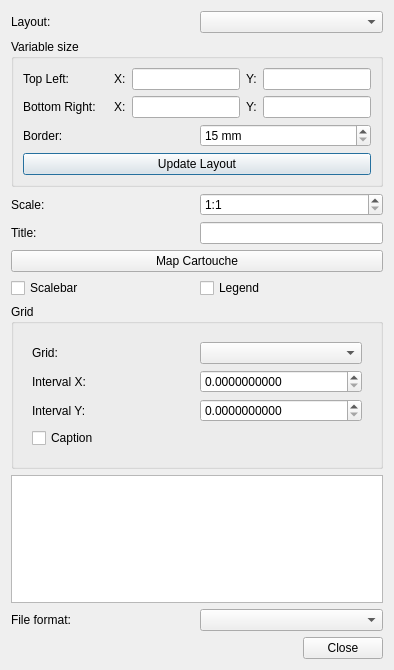
The window that vbsprint/ui/printdialog.ui (kadas-albireo/kadas-print-plugin) describes before a commit, drawn with Qt 5.
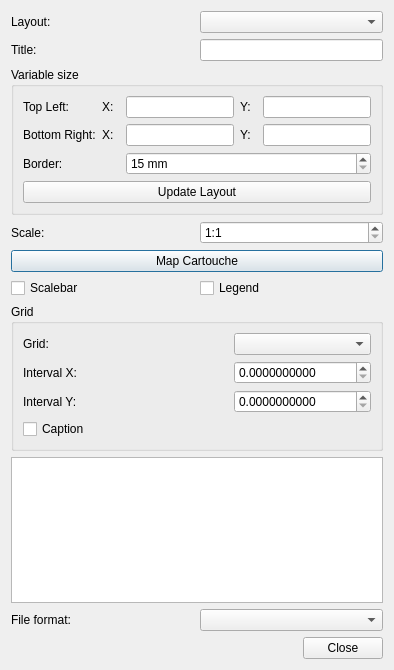
The same window after the commit. Icons and pictures are not drawn. Custom widgets are drawn as their Qt base class.

Diff of the .ui file:
```diff
--- a/vbsprint/ui/printdialog.ui
+++ b/vbsprint/ui/printdialog.ui
@@ -18,23 +18,104 @@
     <normaloff/>
    </iconset>
   </property>
-  <layout class="QVBoxLayout" name="verticalLayout">
+  <layout class="QGridLayout" name="gridLayout">
+   <item row="6" column="0" colspan="2">
+    <layout class="QHBoxLayout" name="scalebarLegendWidget">
    <item>
-    <layout class="QHBoxLayout" name="horizontalLayout_2">
-     <item>
-      <widget class="QLabel" name="label_composers">
+      <widget class="QCheckBox" name="checkBox_scalebar">
        <property name="text">
-        <string>Layout:</string>
+        <string>Scalebar</string>
        </property>
       </widget>
      </item>
      <item>
+      <widget class="QCheckBox" name="checkBox_legend">
+       <property name="text">
+        <string>Legend</string>
+       </property>
+      </widget>
+     </item>
+    </layout>
+   </item>
+   <item row="5" column="0" colspan="2">
+    <widget class="QPushButton" name="caseButton">
+     <property name="text">
+      <string>Map Cartouche</string>
+     </property>
+    </widget>
+   </item>
+   <item row="0" column="1">
       <widget class="QComboBox" name="comboBox_composers"/>
      </item>
-    </layout>
+   <item row="7" column="0" colspan="2">
+    <widget class="QgsCollapsibleGroupBox" name="gridGB">
+     <property name="title">
+      <string>Grid</string>
+     </property>
+     <layout class="QGridLayout" name="gridLayout_3">
+      <item row="0" column="2">
+       <widget class="QComboBox" name="comboBox_crs"/>
+      </item>
+      <item row="0" column="0">
+       <widget class="QLabel" name="label_15">
+        <property name="text">
+         <string>Grid:</string>
+        </property>
+       </widget>
+      </item>
+      <item row="2" column="2">
+       <widget class="QDoubleSpinBox" name="spinBox_intervaly">
+        <property name="decimals">
+         <number>10</number>
+        </property>
+        <property name="maximum">
+         <double>9999999.990000000223517</double>
+        </property>
+       </widget>
+      </item>
+      <item row="1" column="0">
+       <widget class="QLabel" name="label_2">
+        <property name="text">
+         <string>Interval X:</string>
+        </property>
+       </widget>
+      </item>
+      <item row="3" column="0" colspan="3">
+       <widget class="QCheckBox" name="checkBox_caption">
+        <property name="text">
+         <string>Caption</string>
+        </property>
+       </widget>
+      </item>
+      <item row="1" column="2">
+       <widget class="QDoubleSpinBox" name="spinBox_intervalx">
+        <property name="decimals">
+         <number>10</number>
+        </property>
+        <property name="maximum">
+         <double>9999999.990000000223517</double>
+        </property>
+       </widget>
+      </item>
+      <item row="2" column="0">
+       <widget class="QLabel" name="label_3">
+        <property name="text">
+         <string>Interval Y:</string>
+        </property>
+       </widget>
+      </item>
+     </layout>
+    </widget>
    </item>
-   <item>
-    <widget class="QgsCollapsibleGroupBoxBasic" name="coordinateGB">
+   <item row="3" column="0">
+    <widget class="QLabel" name="label">
+     <property name="text">
+      <string>Scale:</string>
+     </property>
+    </widget>
+   </item>
+   <item row="2" column="0" colspan="2">
+    <widget class="QgsCollapsibleGroupBox" name="coordinateGB">
      <property name="title">
       <string>Variable size</string>
      </property>
@@ -47,49 +128,49 @@
      <property name="checked">
       <bool>false</bool>
      </property>
-     <layout class="QVBoxLayout" name="verticalLayout_6">
-      <item>
-       <layout class="QHBoxLayout" name="horizontalLayout_11">
-        <item>
+     <layout class="QGridLayout" name="gridLayout_2">
+      <item row="0" column="0">
          <widget class="QLabel" name="label_4">
           <property name="text">
            <string>Top Left:</string>
           </property>
          </widget>
         </item>
-        <item>
-         <layout class="QHBoxLayout" name="horizontalLayout_9">
-          <item>
-           <widget class="QLabel" name="label_6">
-            <property name="sizePolicy">
-             <sizepolicy hsizetype="Minimum" vsizetype="Preferred">
-              <horstretch>0</horstretch>
-              <verstretch>0</verstretch>
-             </sizepolicy>
-            </property>
-            <property name="text">
-             <string>X:</string>
-            </property>
-           </widget>
-          </item>
-          <item>
-           <widget class="QLineEdit" name="xleftLE">
-            <property name="sizePolicy">
-             <sizepolicy hsizetype="Preferred" vsizetype="Fixed">
-              <horstretch>0</horstretch>
-              <verstretch>0</verstretch>
-             </sizepolicy>
-            </property>
-           </widget>
-          </item>
-          <item>
+      <item row="0" column="3">
            <widget class="QLabel" name="label_7">
             <property name="text">
              <string>Y:</string>
             </property>
            </widget>
           </item>
-          <item>
+      <item row="0" column="2">
+       <widget class="QLineEdit" name="xleftLE">
+        <property name="sizePolicy">
+         <sizepolicy hsizetype="Preferred" vsizetype="Fixed">
+          <horstretch>0</horstretch>
+          <verstretch>0</verstretch>
+         </sizepolicy>
+        </property>
+       </widget>
+      </item>
+      <item row="1" column="1">
+       <widget class="QLabel" name="label_9">
+        <property name="text">
+         <string>X:</string>
+        </property>
+       </widget>
+      </item>
+      <item row="1" column="4">
+       <widget class="QLineEdit" name="ybottomLE">
+        <property name="sizePolicy">
+         <sizepolicy hsizetype="Preferred" vsizetype="Fixed">
+          <horstretch>0</horstretch>
+          <verstretch>0</verstretch>
+         </sizepolicy>
+        </property>
+       </widget>
+      </item>
+      <item row="0" column="4">
            <widget class="QLineEdit" name="ytopLE">
             <property name="sizePolicy">
              <sizepolicy hsizetype="Preferred" vsizetype="Fixed">
@@ -99,69 +180,58 @@
             </property>
            </widget>
           </item>
-         </layout>
-        </item>
-       </layout>
-      </item>
-      <item>
-       <layout class="QHBoxLayout" name="horizontalLayout_12">
-        <item>
+      <item row="1" column="0">
          <widget class="QLabel" name="label_5">
           <property name="text">
            <string>Bottom Right:</string>
           </property>
          </widget>
         </item>
-        <item>
-         <layout class="QHBoxLayout" name="horizontalLayout_10">
-          <item>
-           <widget class="QLabel" name="label_9">
-            <property name="text">
-             <string>X:</string>
-            </property>
-           </widget>
-          </item>
-          <item>
-           <widget class="QLineEdit" name="xrightLE">
-            <property name="sizePolicy">
-             <sizepolicy hsizetype="Preferred" vsizetype="Fixed">
-              <horstretch>0</horstretch>
-              <verstretch>0</verstretch>
-             </sizepolicy>
-            </property>
-           </widget>
-          </item>
-          <item>
+      <item row="1" column="3">
            <widget class="QLabel" name="label_8">
             <property name="text">
              <string>Y:</string>
             </property>
            </widget>
           </item>
-          <item>
-           <widget class="QLineEdit" name="ybottomLE">
-            <property name="sizePolicy">
-             <sizepolicy hsizetype="Preferred" vsizetype="Fixed">
-              <horstretch>0</horstretch>
-              <verstretch>0</verstretch>
-             </sizepolicy>
-            </property>
-           </widget>
-          </item>
-         </layout>
-        </item>
-       </layout>
-      </item>
-      <item>
-       <layout class="QHBoxLayout" name="horizontalLayout_13">
-        <item>
+      <item row="2" column="0">
          <widget class="QLabel" name="label_10">
           <property name="text">
            <string>Border:</string>
           </property>
          </widget>
         </item>
-        <item>
+      <item row="0" column="1">
+       <widget class="QLabel" name="label_6">
+        <property name="sizePolicy">
+         <sizepolicy hsizetype="Minimum" vsizetype="Preferred">
+          <horstretch>0</horstretch>
+          <verstretch>0</verstretch>
+         </sizepolicy>
+        </property>
+        <property name="text">
+         <string>X:</string>
+        </property>
+       </widget>
+      </item>
+      <item row="1" column="2">
+       <widget class="QLineEdit" name="xrightLE">
+        <property name="sizePolicy">
+         <sizepolicy hsizetype="Preferred" vsizetype="Fixed">
+          <horstretch>0</horstretch>
+          <verstretch>0</verstretch>
+         </sizepolicy>
+        </property>
+       </widget>
+      </item>
+      <item row="3" column="0" colspan="5">
+       <widget class="QPushButton" name="coordinateButton">
+        <property name="text">
+         <string>Update Layout</string>
+        </property>
+       </widget>
+      </item>
+      <item row="2" column="2" colspan="3">
          <widget class="QDoubleSpinBox" name="borderSB">
           <property name="suffix">
            <string> mm</string>
@@ -178,27 +248,16 @@
          </widget>
         </item>
        </layout>
-      </item>
-      <item>
-       <widget class="QPushButton" name="coordinateButton">
-        <property name="text">
-         <string>Update Layout</string>
-        </property>
-       </widget>
-      </item>
-     </layout>
-    </widget>
-   </item>
-   <item>
-    <layout class="QHBoxLayout" name="horizontalLayout_3">
-     <item>
-      <widget class="QLabel" name="label">
+    </widget>
+   </item>
+   <item row="0" column="0">
+    <widget class="QLabel" name="label_composers">
        <property name="text">
-        <string>Scale:</string>
+      <string>Layout:</string>
        </property>
       </widget>
      </item>
-     <item>
+   <item row="3" column="1">
       <widget class="QSpinBox" name="spinBoxScale">
        <property name="prefix">
         <string notr="true">1:</string>
@@ -214,163 +273,10 @@
        </property>
       </widget>
      </item>
-    </layout>
-   </item>
-   <item>
-    <layout class="QHBoxLayout" name="horizontalLayout_7">
-     <item>
-      <widget class="QLabel" name="label_14">
-       <property name="text">
-        <string>Title:</string>
-       </property>
-      </widget>
-     </item>
-     <item>
-      <widget class="QLineEdit" name="titleLE">
-       <property name="sizePolicy">
-        <sizepolicy hsizetype="Preferred" vsizetype="Fixed">
-         <horstretch>0</horstretch>
-         <verstretch>0</verstretch>
-        </sizepolicy>
-       </property>
-      </widget>
-     </item>
-    </layout>
-   </item>
-   <item>
-    <widget class="QPushButton" name="caseButton">
-     <property name="text">
-      <string>Map Cartouche</string>
-     </property>
-    </widget>
-   </item>
-   <item>
-    <layout class="QHBoxLayout" name="horizontalLayout">
-     <item>
-      <widget class="QCheckBox" name="checkBox_scalebar">
-       <property name="text">
-        <string>Scalebar</string>
-       </property>
-      </widget>
-     </item>
-     <item>
-      <widget class="QCheckBox" name="checkBox_legend">
-       <property name="text">
-        <string>Legend</string>
-       </property>
-      </widget>
-     </item>
-    </layout>
-   </item>
-   <item>
-    <widget class="QgsCollapsibleGroupBoxBasic" name="gridGB">
-     <property name="title">
-      <string>Grid</string>
-     </property>
-     <layout class="QVBoxLayout" name="verticalLayout_4">
-      <item>
-       <widget class="QFrame" name="frame">
-        <property name="frameShape">
-         <enum>QFrame::NoFrame</enum>
-        </property>
-        <property name="frameShadow">
-         <enum>QFrame::Plain</enum>
-        </property>
-        <property name="lineWidth">
-         <number>0</number>
-        </property>
-        <layout class="QVBoxLayout" name="verticalLayout_3">
-         <item>
-          <layout class="QVBoxLayout" name="verticalLayout_2">
-           <item>
-            <layout class="QHBoxLayout" name="horizontalLayout_6">
-             <item>
-              <widget class="QLabel" name="label_15">
-               <property name="text">
-                <string>Grid:</string>
-               </property>
-              </widget>
-             </item>
-             <item>
-              <widget class="QComboBox" name="comboBox_crs"/>
-             </item>
-            </layout>
-           </item>
-           <item>
-            <layout class="QHBoxLayout" name="horizontalLayout_5">
-             <item>
-              <widget class="QLabel" name="label_2">
-               <property name="text">
-                <string>Interval X:</string>
-               </property>
-              </widget>
-             </item>
-             <item>
-              <widget class="QDoubleSpinBox" name="spinBox_intervalx">
-               <property name="decimals">
-                <number>10</number>
-               </property>
-               <property name="maximum">
-                <double>9999999.990000000223517</double>
-               </property>
-              </widget>
-             </item>
-            </layout>
-           </item>
-           <item>
-            <layout class="QHBoxLayout" name="horizontalLayout_8">
-             <item>
-              <widget class="QLabel" name="label_3">
-               <property name="text">
-                <string>Interval Y:</string>
-               </property>
-              </widget>
-             </item>
-             <item>
-              <widget class="QDoubleSpinBox" name="spinBox_intervaly">
-               <property name="decimals">
-                <number>10</number>
-               </property>
-               <property name="maximum">
-                <double>9999999.990000000223517</double>
-               </property>
-              </widget>
-             </item>
-            </layout>
-           </item>
-           <item>
-            <widget class="QCheckBox" name="checkBox_caption">
-             <property name="text">
-              <string>Caption</string>
-             </property>
-            </widget>
-           </item>
-          </layout>
-         </item>
-        </layout>
-       </widget>
-      </item>
-     </layout>
-    </widget>
-   </item>
-   <item>
-    <widget class="QGraphicsView" name="previewGraphic"/>
-   </item>
-   <item>
-    <layout class="QHBoxLayout" name="horizontalLayout_4">
-     <item>
-      <widget class="QLabel" name="label_fileformat">
-       <property name="text">
-        <string>File format:</string>
-       </property>
-      </widget>
-     </item>
-     <item>
+   <item row="9" column="1">
       <widget class="QComboBox" name="comboBox_fileformat"/>
      </item>
-    </layout>
-   </item>
-   <item>
+   <item row="10" column="0" colspan="2">
     <widget class="QDialogButtonBox" name="buttonBox">
      <property name="orientation">
       <enum>Qt::Horizontal</enum>
@@ -380,13 +286,40 @@
      </property>
     </widget>
    </item>
+   <item row="9" column="0">
+    <widget class="QLabel" name="label_fileformat">
+     <property name="text">
+      <string>File format:</string>
+     </property>
+    </widget>
+   </item>
+   <item row="8" column="0" colspan="2">
+    <widget class="QGraphicsView" name="previewGraphic"/>
+   </item>
+   <item row="1" column="0">
+    <widget class="QLabel" name="label_14">
+     <property name="text">
+      <string>Title:</string>
+     </property>
+    </widget>
+   </item>
+   <item row="1" column="1">
+    <widget class="QLineEdit" name="titleLE">
+     <property name="sizePolicy">
+      <sizepolicy hsizetype="Preferred" vsizetype="Fixed">
+       <horstretch>0</horstretch>
+       <verstretch>0</verstretch>
+      </sizepolicy>
+     </property>
+    </widget>
+   </item>
   </layout>
  </widget>
  <customwidgets>
   <customwidget>
-   <class>QgsCollapsibleGroupBoxBasic</class>
+   <class>QgsCollapsibleGroupBox</class>
    <extends>QGroupBox</extends>
-   <header>qgis/gui/qgscollapsiblegroupboxbasic.h</header>
+   <header>qgis/gui.h</header>
    <container>1</container>
   </customwidget>
  </customwidgets>
```
Lines whose indentation alone changed are shown as unchanged.
